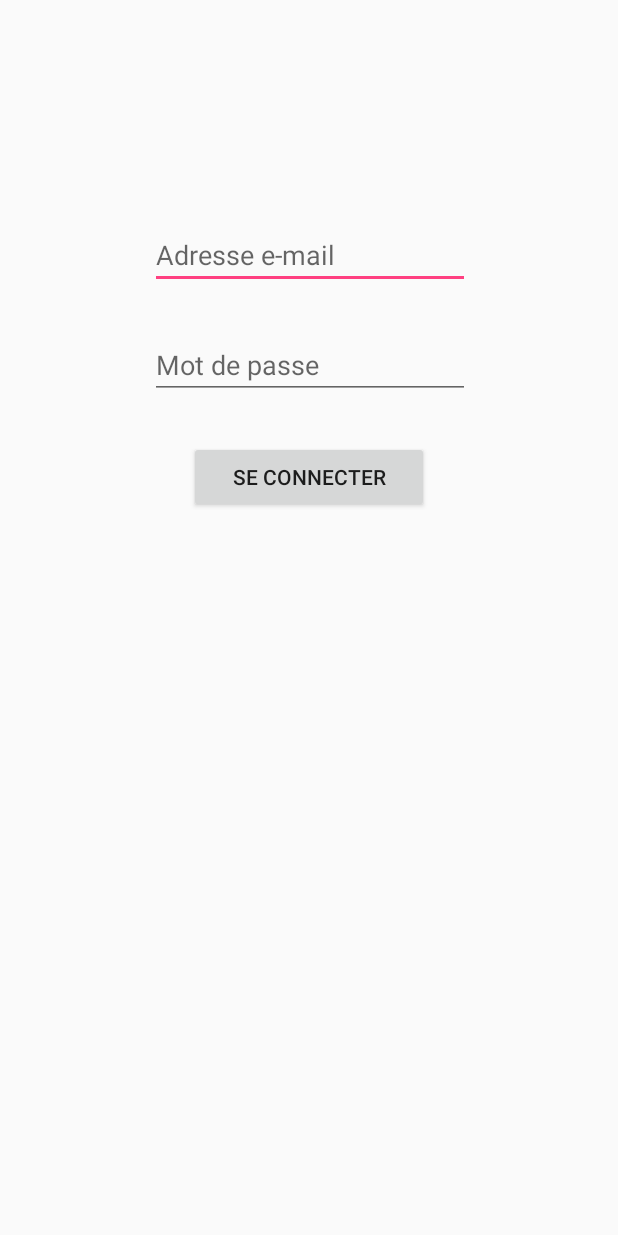
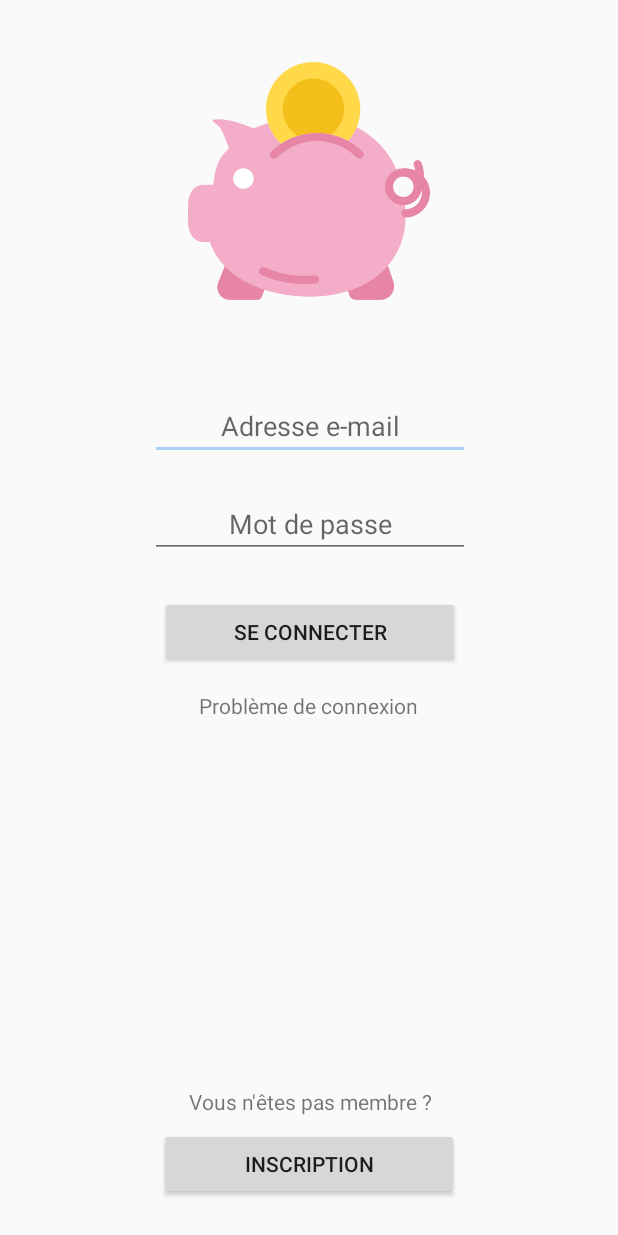
Before and after one commit to Noxyd/VirtualBank, an Android app: the layout activity_connexion.xml on its own in the app's theme, with its tools: preview values and no code run, on a phone screen of 412 x 824 dp. Run offline under Robolectric (Android 15) with nearby library versions, the light colour scheme and no system bars.

Commit message:
Ajout de la page Inscription
+ Détail de la page connexion

```diff
--- a/app/build.gradle
+++ b/app/build.gradle
@@ -26,5 +26,6 @@ dependencies {
     })
     compile 'com.android.support:appcompat-v7:25.3.1'
     compile 'com.android.support.constraint:constraint-layout:1.0.2'
+    compile 'com.android.support:design:25.3.1'
     testCompile 'junit:junit:4.12'
 }
--- a/app/src/main/res/layout/activity_connexion.xml
+++ b/app/src/main/res/layout/activity_connexion.xml
@@ -4,21 +4,20 @@
     xmlns:tools="http://schemas.android.com/tools"
     android:layout_width="match_parent"
     android:layout_height="match_parent"
-    tools:context="com.example.stri.virtualbank.Connexion">
+    tools:context="com.example.stri.virtualbank.Connexion"
+    tools:layout_editor_absoluteY="81dp"
+    tools:layout_editor_absoluteX="0dp">
 
     <TableRow
         android:layout_width="0dp"
         android:layout_height="0dp"
+        android:id="@+id/tableRow"
+        app:layout_constraintRight_toLeftOf="parent"
         tools:layout_constraintTop_creator="1"
         tools:layout_constraintRight_creator="1"
         tools:layout_constraintBottom_creator="1"
-        android:layout_marginStart="8dp"
-        app:layout_constraintBottom_toBottomOf="parent"
-        android:layout_marginEnd="8dp"
-        app:layout_constraintRight_toRightOf="parent"
-        android:layout_marginTop="8dp"
+        app:layout_constraintBottom_toTopOf="parent"
         tools:layout_constraintLeft_creator="1"
-        android:layout_marginBottom="8dp"
         app:layout_constraintLeft_toLeftOf="parent"
         app:layout_constraintTop_toTopOf="parent">
 
@@ -32,46 +31,93 @@
     <EditText
         android:id="@+id/id_text_mail"
         android:layout_width="wrap_content"
-        android:layout_height="wrap_content"
-        android:layout_marginTop="147dp"
+        android:layout_height="45dp"
         android:ems="10"
         android:hint="Adresse e-mail"
         android:inputType="textPersonName"
-        app:layout_constraintHorizontal_bias="0.502"
+        android:textAlignment="center"
+        android:layout_marginTop="60dp"
+        app:layout_constraintTop_toBottomOf="@+id/imageView"
+        tools:layout_constraintRight_creator="1"
+        app:layout_constraintRight_toRightOf="parent"
+        tools:layout_constraintLeft_creator="1"
         app:layout_constraintLeft_toLeftOf="parent"
-        app:layout_constraintRight_toRightOf="parent"
-        app:layout_constraintTop_toTopOf="parent"
-        tools:layout_constraintLeft_creator="1"
-        tools:layout_constraintRight_creator="1"
-        tools:layout_constraintTop_creator="1" />
+        app:layout_constraintHorizontal_bias="0.502" />
 
     <EditText
         android:id="@+id/id_text_mdp"
-        android:layout_width="wrap_content"
-        android:layout_height="wrap_content"
-        android:layout_marginTop="28dp"
+        android:layout_width="0dp"
+        android:layout_height="45dp"
         android:ems="10"
         android:hint="Mot de passe"
         android:inputType="textPassword"
+        android:textAlignment="center"
+        android:layout_marginTop="20dp"
+        app:layout_constraintTop_toBottomOf="@+id/id_text_mail"
+        tools:layout_constraintRight_creator="1"
+        app:layout_constraintRight_toRightOf="@+id/id_text_mail"
+        tools:layout_constraintLeft_creator="1"
         app:layout_constraintLeft_toLeftOf="@+id/id_text_mail"
-        app:layout_constraintRight_toRightOf="@+id/id_text_mail"
-        app:layout_constraintTop_toBottomOf="@+id/id_text_mail"
-        tools:layout_constraintLeft_creator="1"
-        tools:layout_constraintRight_creator="1"
-        tools:layout_constraintTop_creator="1"
         app:layout_constraintHorizontal_bias="0.0" />
 
     <Button
         android:id="@+id/id_btn_connect"
-        android:layout_width="160dp"
+        android:layout_width="200dp"
         android:layout_height="48dp"
-        android:layout_marginTop="28dp"
         android:text="Se connecter"
+        android:layout_marginTop="25dp"
+        app:layout_constraintTop_toBottomOf="@+id/id_text_mdp"
+        tools:layout_constraintRight_creator="1"
+        app:layout_constraintRight_toRightOf="parent"
+        tools:layout_constraintLeft_creator="1"
         app:layout_constraintLeft_toLeftOf="parent"
+        app:layout_constraintHorizontal_bias="0.502" />
+
+    <TextView
+        android:id="@+id/id_tv_probleme"
+        android:layout_width="wrap_content"
+        android:layout_height="wrap_content"
+        android:layout_marginTop="15dp"
+        android:text="Problème de connexion"
+        app:layout_constraintTop_toBottomOf="@+id/id_btn_connect"
+        android:layout_marginStart="26dp"
+        tools:layout_constraintLeft_creator="1"
+        app:layout_constraintLeft_toLeftOf="@+id/id_btn_connect"
+        android:layout_marginLeft="26dp" />
+
+    <Button
+        android:id="@+id/id_btn_inscription"
+        android:layout_width="200dp"
+        android:layout_height="48dp"
+        android:text="Inscription"
+        app:layout_constraintBottom_toBottomOf="parent"
+        android:layout_marginBottom="24dp"
+        tools:layout_constraintRight_creator="1"
         app:layout_constraintRight_toRightOf="parent"
-        app:layout_constraintTop_toBottomOf="@+id/id_text_mdp"
         tools:layout_constraintLeft_creator="1"
+        app:layout_constraintLeft_toLeftOf="parent" />
+
+    <ImageView
+        android:id="@+id/imageView"
+        android:layout_width="193dp"
+        android:layout_height="161dp"
+        app:srcCompat="@drawable/logo"
+        app:layout_constraintTop_toTopOf="parent"
+        android:layout_marginTop="40dp"
         tools:layout_constraintRight_creator="1"
-        tools:layout_constraintTop_creator="1" />
+        app:layout_constraintRight_toRightOf="parent"
+        tools:layout_constraintLeft_creator="1"
+        app:layout_constraintLeft_toLeftOf="parent" />
+
+    <TextView
+        android:id="@+id/textView2"
+        android:layout_width="wrap_content"
+        android:layout_height="wrap_content"
+        android:text="Vous n'êtes pas membre ?"
+        android:layout_marginBottom="8dp"
+        app:layout_constraintBottom_toTopOf="@+id/id_btn_inscription"
+        tools:layout_constraintRight_creator="1"
+        android:layout_marginEnd="18dp"
+        app:layout_constraintRight_toRightOf="@+id/id_btn_inscription" />
 
 </android.support.constraint.ConstraintLayout>
--- a/app/src/main/res/values/colors.xml
+++ b/app/src/main/res/values/colors.xml
@@ -3,4 +3,8 @@
     <color name="colorPrimary">#3F51B5</color>
     <color name="colorPrimaryDark">#303F9F</color>
     <color name="colorAccent">#FF4081</color>
+
+    <color name="colorPrimaryCustom">#0174DF</color>
+    <color name="colorPrimaryDarkCustom">#0B243B</color>
+    <color name="colorAccentCustom">#A9D0F5</color>
 </resources>
--- /dev/null
+++ b/app/src/main/res/values/dimens.xml
@@ -0,0 +1,5 @@
+<resources>
+    <!-- Default screen margins, per the Android Design guidelines. -->
+    <dimen name="activity_horizontal_margin">16dp</dimen>
+    <dimen name="activity_vertical_margin">16dp</dimen>
+</resources>
--- a/app/src/main/res/values/styles.xml
+++ b/app/src/main/res/values/styles.xml
@@ -3,9 +3,15 @@
     <!-- Base application theme. -->
     <style name="AppTheme" parent="Theme.AppCompat.Light.DarkActionBar">
         <!-- Customize your theme here. -->
+        <!--
         <item name="colorPrimary">@color/colorPrimary</item>
         <item name="colorPrimaryDark">@color/colorPrimaryDark</item>
-        <item name="colorAccent">@color/colorAccent</item>
+        <item name="colorAccent">@color/colorAccent</item>-->
+        <item name="colorPrimary">@color/colorPrimaryCustom</item>
+        <item name="colorPrimaryDark">@color/colorPrimaryDarkCustom</item>
+        <item name="colorAccent">@color/colorAccentCustom</item>
     </style>
-
+    <style name="loginTheme">
+        <item name="windowNoTitle">false</item>
+    </style>
 </resources>
```
Also changed, not shown: app/src/main/AndroidManifest.xml (+8 -1 lines), app/src/main/java/com/example/stri/virtualbank/Inscription.java (added, +30 -0 lines), app/src/main/java/com/example/stri/virtualbank/connexion.java (+14 -0 lines), app/src/main/res/layout/activity_accueil.xml (+4 -3 lines), app/src/main/res/layout/activity_inscription.xml (added, +155 -0 lines), app/src/main/res/values/strings.xml (+15 -0 lines), app/src/main/res/drawable/logo.png (added).
